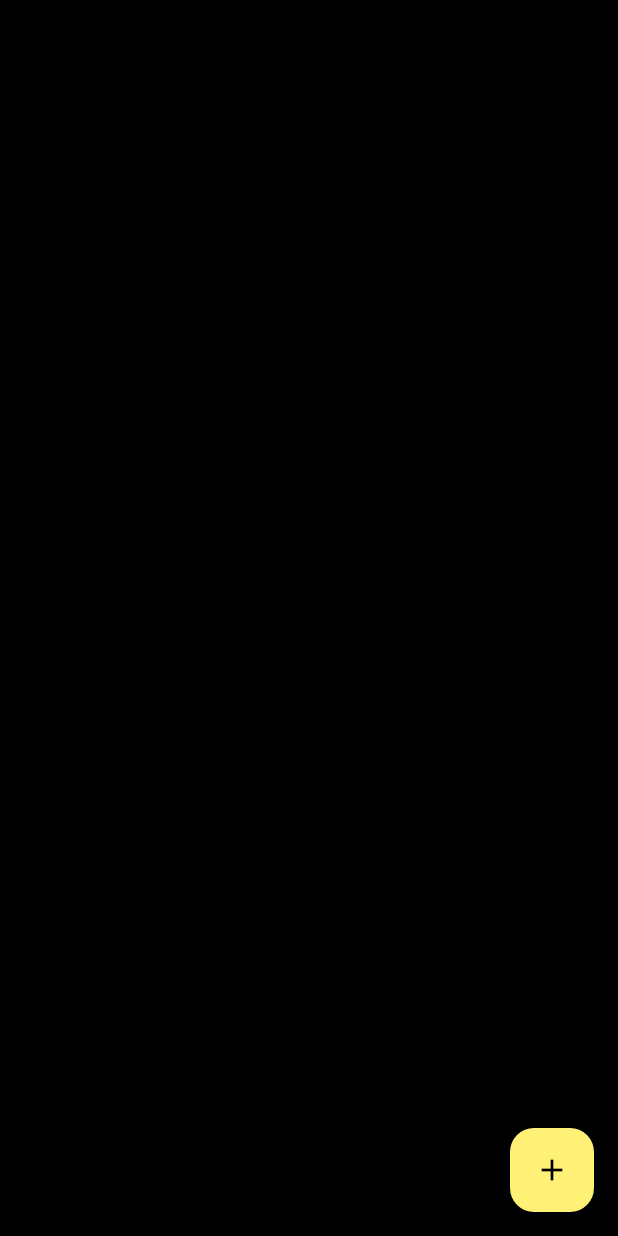
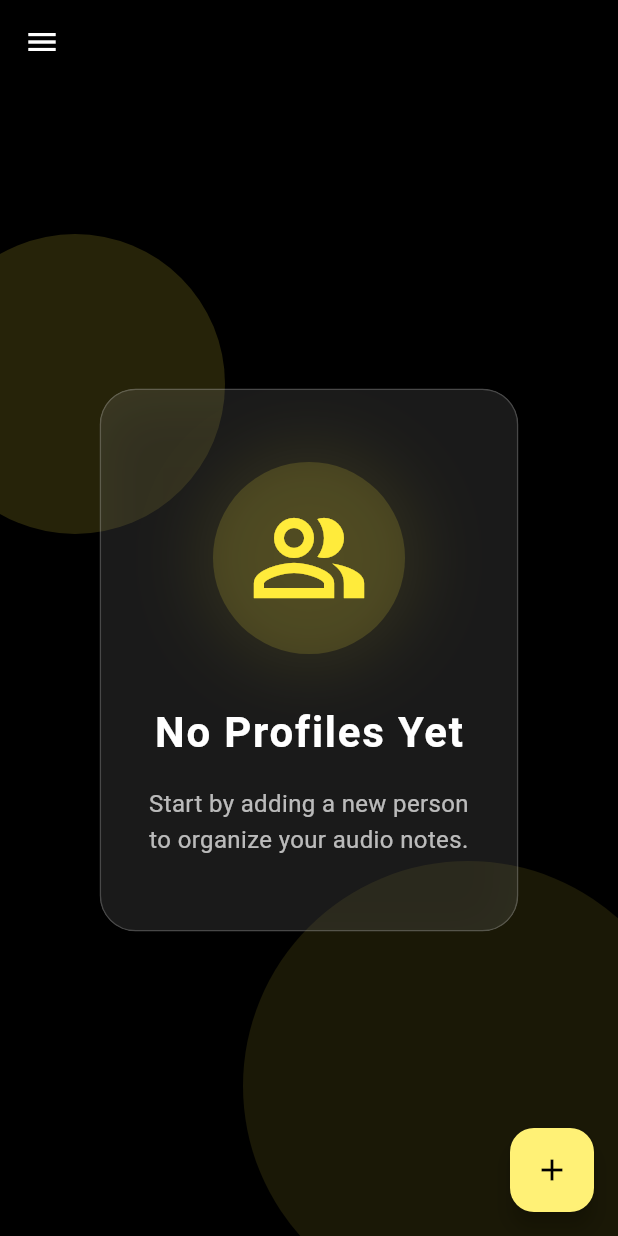
Before and after one commit to Sreenandan2004/Audiood, a Flutter app: the screen it shows after launch, on a phone screen of 412 x 824 dp. Run offline on Flutter 3.47's test engine with Material 3 defaults, Android fonts, the phone set to English and light mode, and no system bars; our stand-ins replace audioplayers, file_picker, google_fonts, share_plus; missing offline and left inert: share_handler; accounts and stored records are empty.

Commit message:
Add empty state UI for profiles
Implement a visually appealing empty state screen that displays when no profiles exist. The screen includes decorative background circles, an icon, and prompts the user to add a profile. Also removed the unused assets/images/ directory reference from pubspec.yaml.

```diff
--- a/lib/pages/home_page.dart
+++ b/lib/pages/home_page.dart
@@ -1,5 +1,6 @@
 import 'dart:async';
 import 'dart:io';
+import 'dart:ui';
 import 'package:flutter/material.dart';
 import 'package:share_handler/share_handler.dart';
 import 'package:share_plus/share_plus.dart';
@@ -571,6 +572,133 @@ class _HomeScreenState extends State<HomeScreen> {
         body: Center(child: CircularProgressIndicator(color: Colors.yellow)),
       );
     }
+
+    if (profiles.isEmpty) {
+      return Scaffold(
+        backgroundColor: Colors.black,
+        appBar: AppBar(
+          backgroundColor: Colors.transparent,
+          elevation: 0,
+          leading: IconButton(
+            icon: const Icon(Icons.menu, color: Colors.white),
+            onPressed: () async {
+              final result = await Navigator.push(
+                context,
+                MaterialPageRoute(
+                  builder: (_) => MenuPage(
+                    profiles: profiles,
+                    audios: const [],
+                    onReordered: () {},
+                  ),
+                ),
+              );
+              if (result != null && result is String && mounted) {
+                _triggerTargetSelection(result);
+              }
+            },
+          ),
+        ),
+        floatingActionButton: FloatingActionButton(
+          onPressed: _showFabActionsBottomSheet,
+          backgroundColor: Colors.yellow[300],
+          child: const Icon(Icons.add, color: Colors.black),
+        ),
+        body: Stack(
+          children: [
+            // Background decorations
+            Positioned(
+              top: 100,
+              left: -50,
+              child: Container(
+                width: 200,
+                height: 200,
+                decoration: BoxDecoration(
+                  color: Colors.yellow.withValues(alpha: 0.15),
+                  shape: BoxShape.circle,
+                ),
+              ),
+            ),
+            Positioned(
+              bottom: -50,
+              right: -50,
+              child: Container(
+                width: 300,
+                height: 300,
+                decoration: BoxDecoration(
+                  color: Colors.yellow.withValues(alpha: 0.1),
+                  shape: BoxShape.circle,
+                ),
+              ),
+            ),
+            Center(
+              child: ClipRRect(
+                borderRadius: BorderRadius.circular(24),
+                child: Container(
+                  padding: const EdgeInsets.symmetric(horizontal: 32, vertical: 48),
+                  decoration: BoxDecoration(
+                    color: Colors.white.withValues(alpha: 0.1), // Increased opacity since no blur
+                    borderRadius: BorderRadius.circular(24),
+                    border: Border.all(color: Colors.white.withValues(alpha: 0.2)),
+                    boxShadow: [
+                      BoxShadow(
+                        color: Colors.black.withValues(alpha: 0.3),
+                        blurRadius: 30,
+                        offset: const Offset(0, 10),
+                      )
+                    ],
+                  ),
+                    child: Column(
+                      mainAxisSize: MainAxisSize.min,
+                      children: [
+                        Container(
+                          padding: const EdgeInsets.all(24),
+                          decoration: BoxDecoration(
+                            color: Colors.yellow.withValues(alpha: 0.15),
+                            shape: BoxShape.circle,
+                            boxShadow: [
+                              BoxShadow(
+                                color: Colors.yellow.withValues(alpha: 0.1),
+                                blurRadius: 40,
+                                spreadRadius: 10,
+                              )
+                            ],
+                          ),
+                          child: const Icon(
+                            Icons.people_alt_outlined,
+                            size: 80,
+                            color: Colors.yellow,
+                          ),
+                        ),
+                        const SizedBox(height: 32),
+                        const Text(
+                          "No Profiles Yet",
+                          style: TextStyle(
+                            color: Colors.white,
+                            fontSize: 28,
+                            fontWeight: FontWeight.w600,
+                            letterSpacing: 1.2,
+                          ),
+                        ),
+                        const SizedBox(height: 16),
+                        const Text(
+                          "Start by adding a new person\nto organize your audio notes.",
+                          textAlign: TextAlign.center,
+                          style: TextStyle(
+                            color: Colors.white70,
+                            fontSize: 16,
+                            height: 1.5,
+                          ),
+                        ),
+                      ],
+                    ),
+                  ),
+                ),
+              ),
+            ],
+        ),
+      );
+    }
+
     return Scaffold(
       floatingActionButton: FloatingActionButton(
         onPressed: _showFabActionsBottomSheet,
--- a/pubspec.yaml
+++ b/pubspec.yaml
@@ -71,7 +71,6 @@ flutter:
 
   # To add assets to your application, add an assets section, like this:
   assets:
-    - assets/images/
     - assets/icon/
 
 
```
